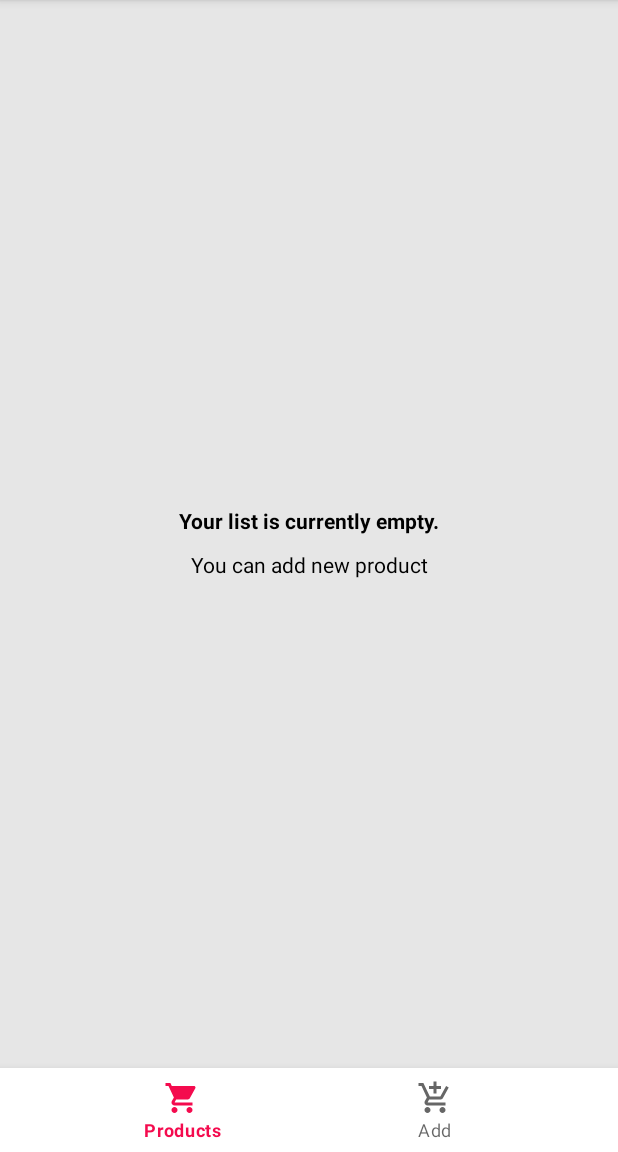
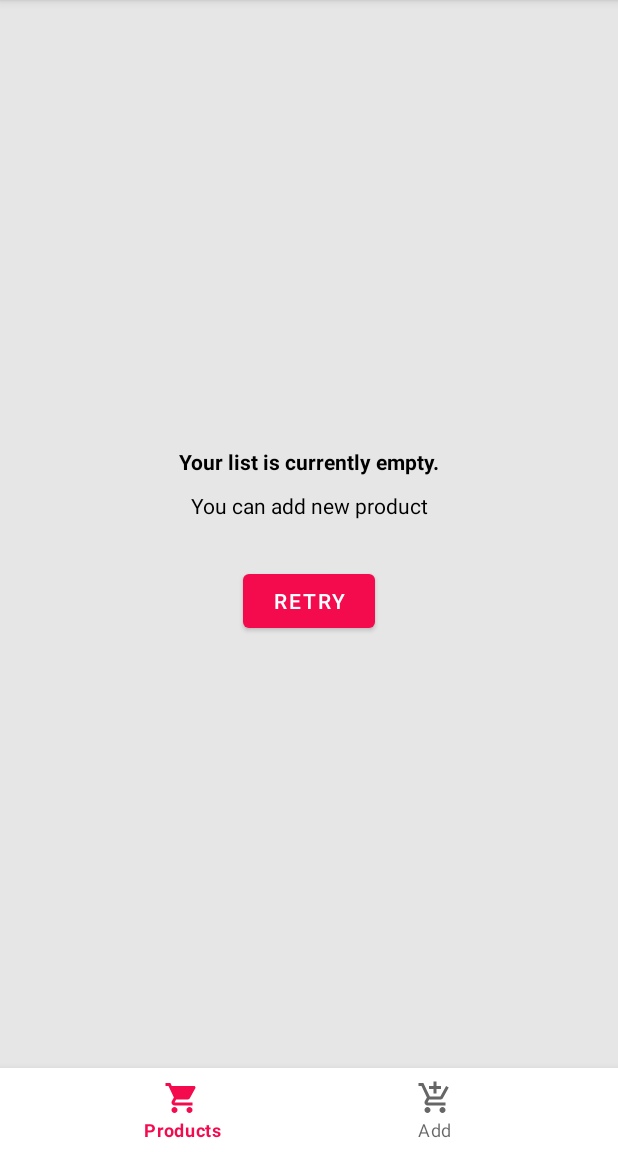
Before and after one commit to blackseapps/mobiroller-interview, an Android app: the screen it shows after launch (MainActivity), on a phone screen of 412 x 824 dp, the part 84-1236 px from its top. Run offline under Robolectric (Android 15) with nearby library versions, the phone set to English and light mode, and no system bars; our stand-ins replace ButterKnife, Dagger/Hilt's generated code, Firebase (no records; nobody signed in at launch, a user with empty details on screens opened directly), RxJava; 2 statements that could not run were skipped.

Commit message:
Design Fixed and unused codes cleared

```diff
--- a/app/src/main/java/com/blackseapps/interview/ui/fragment/listing/ListingAdapter.java
+++ b/app/src/main/java/com/blackseapps/interview/ui/fragment/listing/ListingAdapter.java
@@ -168,6 +168,9 @@ public class ListingAdapter extends RecyclerView.Adapter<BaseViewHolder> {
         @BindView(R.id.emptySubtitle)
         TextView emptySubtitle;
 
+        @BindView(R.id.btnRetry)
+        Button btnRetry;
+
         public EmptyViewHolder(View itemView) {
             super(itemView);
             ButterKnife.bind(this, itemView);
@@ -183,9 +186,9 @@ public class ListingAdapter extends RecyclerView.Adapter<BaseViewHolder> {
             super.onBind(position);
 
             emptyTitle.setVisibility(View.VISIBLE);
-
             emptySubtitle.setVisibility(View.VISIBLE);
 
+            btnRetry.setOnClickListener(view -> mCallback.onRetryClick());
         }
     }
 }
--- a/app/src/main/java/com/blackseapps/interview/ui/fragment/listing/ListingFragment.java
+++ b/app/src/main/java/com/blackseapps/interview/ui/fragment/listing/ListingFragment.java
@@ -112,7 +112,7 @@ public class ListingFragment extends BaseFragment implements ListingMvpView, Lis
 
     @Override
     public void onRetryClick() {
-
+        mPresenter.requestProductList();
     }
 
     @Override
--- a/app/src/main/res/layout/item_empty_view.xml
+++ b/app/src/main/res/layout/item_empty_view.xml
@@ -16,8 +16,7 @@
         android:gravity="center"
         android:text="@string/product_empty_title"
         android:textColor="@color/black"
-        android:textStyle="bold"
-        android:visibility="gone" />
+        android:textStyle="bold" />
 
     <TextView
         android:id="@+id/emptySubtitle"
@@ -27,7 +26,13 @@
         android:layout_marginTop="@dimen/margin_10dp"
         android:gravity="center"
         android:text="@string/product_empty_subtitle"
-        android:textColor="@color/black"
-        android:visibility="gone" />
+        android:textColor="@color/black" />
+
+    <Button
+        android:id="@+id/btnRetry"
+        android:layout_width="wrap_content"
+        android:layout_height="wrap_content"
+        android:layout_marginTop="@dimen/margin_30dp"
+        android:text="Retry" />
 
 </LinearLayout>
```
Also changed, not shown: app/build.gradle (+3 -24 lines), app/src/main/res/layout/fragment_adding.xml (+8 -10 lines), build.gradle (+2 -6 lines).
